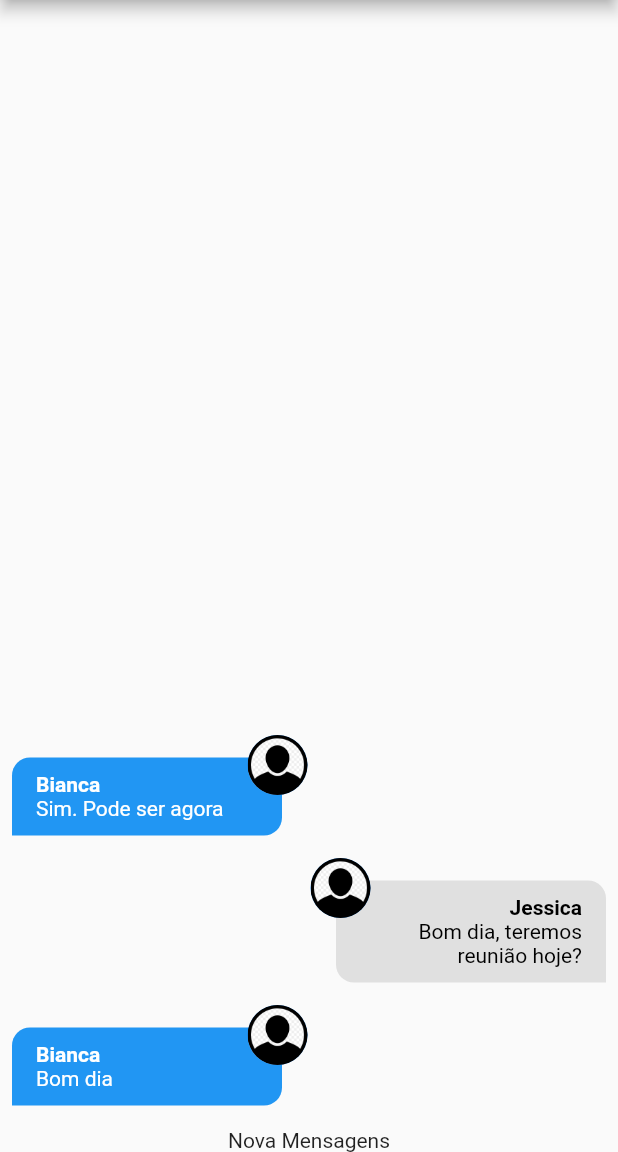
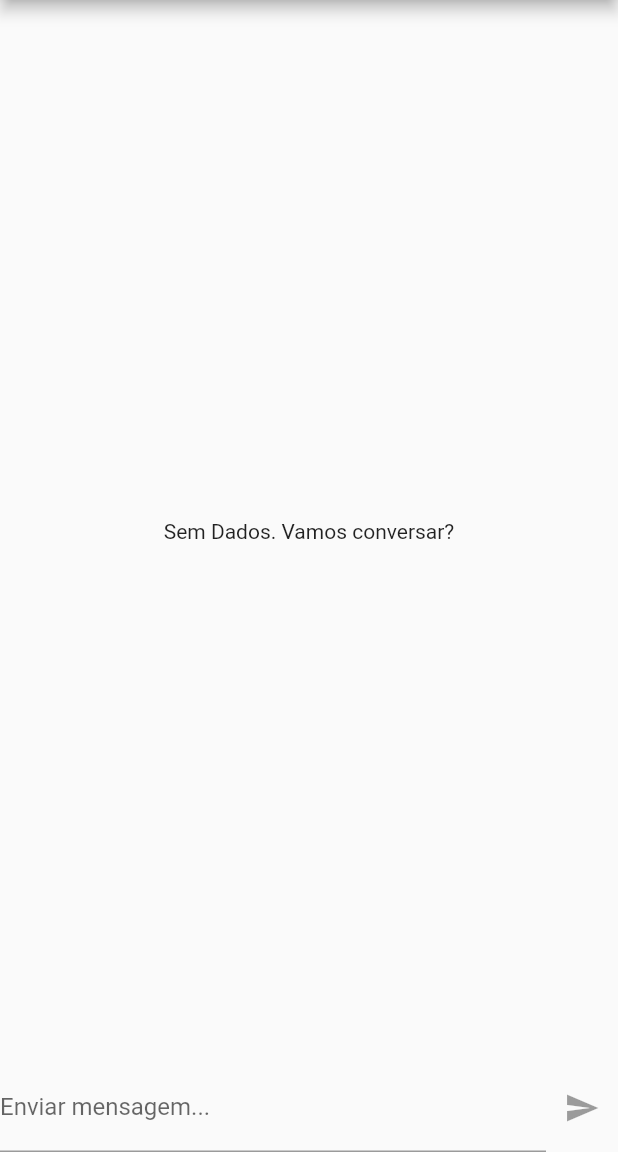
Before and after one commit to viniciusdds/chat, a Flutter app: the screen it shows after launch, on a phone screen of 412 x 824 dp, the part 84-1236 px from its top. Run offline on Flutter 3.47's test engine with Material 2 defaults, Android fonts, the phone set to English and light mode, and no system bars; our stand-ins replace image_picker; accounts and stored records are empty.

Commit message:
aula 293

```diff
--- a/lib/components/auth_form.dart
+++ b/lib/components/auth_form.dart
@@ -42,7 +42,8 @@ class _AuthFormState extends State<AuthForm> {
     }
 
     if(_formData.image == null && _formData.isSignup){
-      return _showError('Image não selecionada!');
+      //return _showError('Image não selecionada!');
+      _formData.image = File('assets/images/avatar.png');
     }
 
     widget.onSubmit(_formData);
--- a/lib/components/new_message.dart
+++ b/lib/components/new_message.dart
@@ -1,10 +1,49 @@
+import 'package:chat/core/services/auth/auth_service.dart';
+import 'package:chat/core/services/chat/chat_service.dart';
 import 'package:flutter/material.dart';
 
-class NewMessage extends StatelessWidget {
+class NewMessage extends StatefulWidget {
+  @override
+  _NewMessageState createState() => _NewMessageState();
+}
+
+class _NewMessageState extends State<NewMessage> {
+  String _message = '';
+  final _messageController = TextEditingController();
+
+  Future<void> _sendMessage() async {
+    final user = AuthService().currentUser;
+
+    if(user != null){
+      await ChatService().save(_message, user);
+      _messageController.clear();
+    }
+
+  }
+
   @override
   Widget build(BuildContext context) {
-    return Center(
-      child: Text('Nova Mensagens'),
+    return Row(
+      children: [
+        Expanded(
+          child: TextField(
+            controller: _messageController,
+            onChanged: (msg) => setState(() => _message = msg),
+            decoration: InputDecoration(
+              labelText: 'Enviar mensagem...',
+            ),
+            onSubmitted: (_){
+              if(_message.trim ().isNotEmpty){
+                _sendMessage();
+              }
+            },
+          ),
+        ),
+        IconButton(
+          icon: Icon(Icons.send),
+          onPressed: _message.trim ().isEmpty ? null : _sendMessage,
+        )
+      ],
     );
   }
 }
--- a/lib/core/services/chat/chat_mock_service.dart
+++ b/lib/core/services/chat/chat_mock_service.dart
@@ -7,32 +7,7 @@ import 'package:chat/core/services/chat/chat_service.dart';
 
 class ChatMockService implements ChatService {
 
-  static final List<ChatMessage> _msgs = [
-    ChatMessage(
-        id: '1',
-        text: 'Bom dia',
-        createdAt: DateTime.now(),
-        userId: '123',
-        userName: 'Bianca',
-        userImageURL: 'assets/images/avatar.png'
-    ),
-    ChatMessage(
-        id: '2',
-        text: 'Bom dia, teremos reunião hoje?',
-        createdAt: DateTime.now(),
-        userId: '456',
-        userName: 'Jessica',
-        userImageURL: 'assets/images/avatar.png'
-    ),
-    ChatMessage(
-        id: '1',
-        text: 'Sim. Pode ser agora',
-        createdAt: DateTime.now(),
-        userId: '123',
-        userName: 'Bianca',
-        userImageURL: 'assets/images/avatar.png'
-    ),
-  ];
+  static final List<ChatMessage> _msgs = [];
 
   static MultiStreamController<List<ChatMessage>> _controller;
   static final _msgsStream = Stream<List<ChatMessage>>.multi((controller) {
@@ -53,7 +28,7 @@ class ChatMockService implements ChatService {
          userImageURL: user.imageURL
      );
      _msgs.add(newMessage);
-     _controller.add(_msgs);
+     _controller.add(_msgs.reversed.toList());
      return newMessage;
   }
 
```
